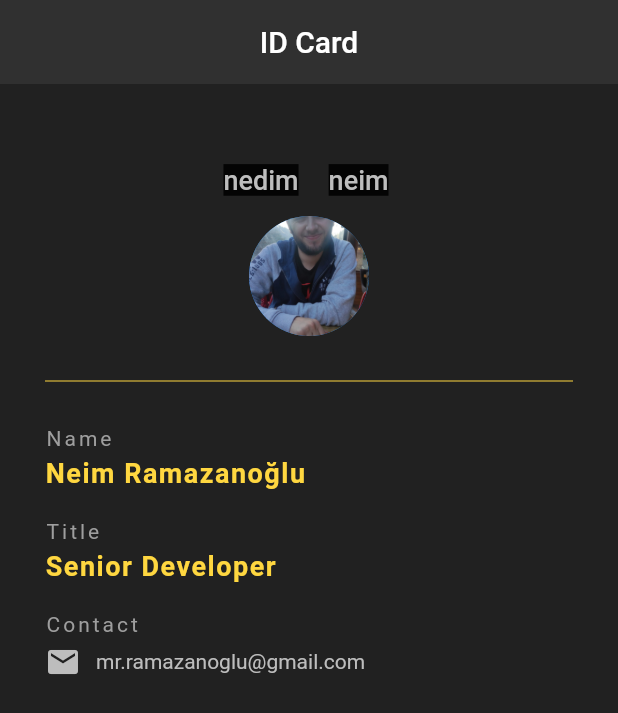
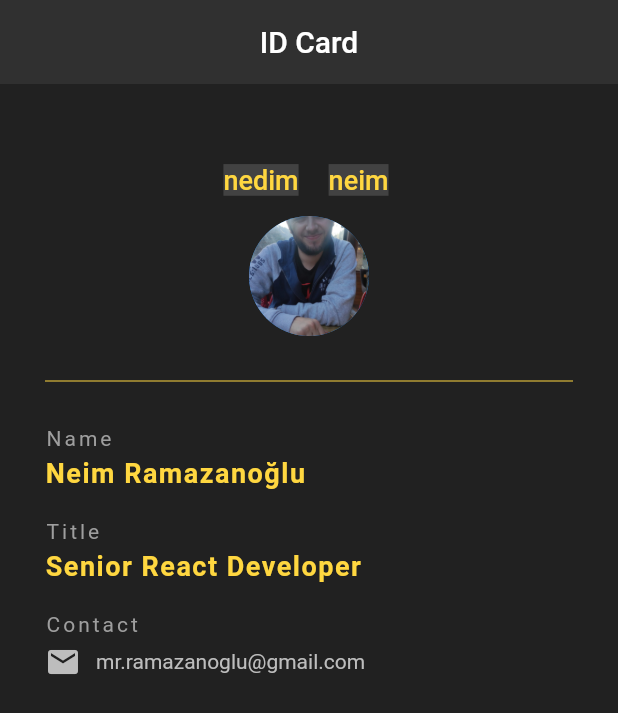
Before and after one commit to NedimRamicevic/Flutter-Exercise, a Flutter app: the screen it shows after launch, after a tap on "neim", on a phone screen of 412 x 824 dp. Shown: the top 713 px of the screen. Run offline on Flutter 3.47's test engine with Material 2 defaults, Android fonts, the phone set to English and light mode, and no system bars.

Commit message:
colorchanges

```diff
--- a/lib/main.dart
+++ b/lib/main.dart
@@ -47,27 +47,27 @@ class _HomeState extends State<Home> {
                     child: Text("nedim",
                         style: TextStyle(
                             fontSize: 18,
-                            backgroundColor: Colors.black87,
-                            color: Colors.grey[400]))),
+                            backgroundColor: Colors.grey[800],
+                            color: Colors.amberAccent))),
                 TextButton(
                     onPressed: () {
                       setState(() {
                         name = "Neim Ramazanoğlu";
-                        title = "Senior Developer";
+                        title = "Senior React Developer";
                         mail = "mr.ramazanoglu@gmail.com";
                         photo = "assets/neim.JPG";
                       });
                     },
                     child: Text("neim",
                         style: TextStyle(
+                            backgroundColor: Colors.grey[800],
                             fontSize: 18,
-                            backgroundColor: Colors.black87,
-                            color: Colors.grey[400]))),
+                            color: Colors.amberAccent))),
               ],
             ),
             Center(
               child: CircleAvatar(
-                backgroundImage: AssetImage("${photo}"),
+                backgroundImage: AssetImage(photo),
                 radius: 40,
               ),
             ),
```
Also changed, not shown: 1 other file.
